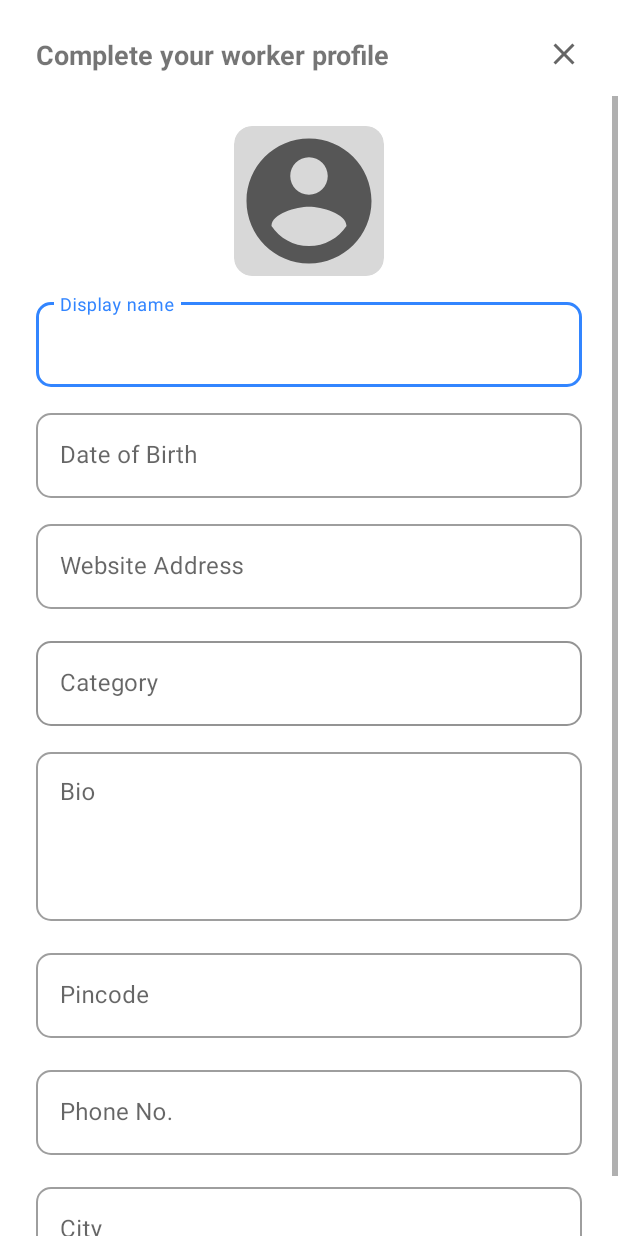
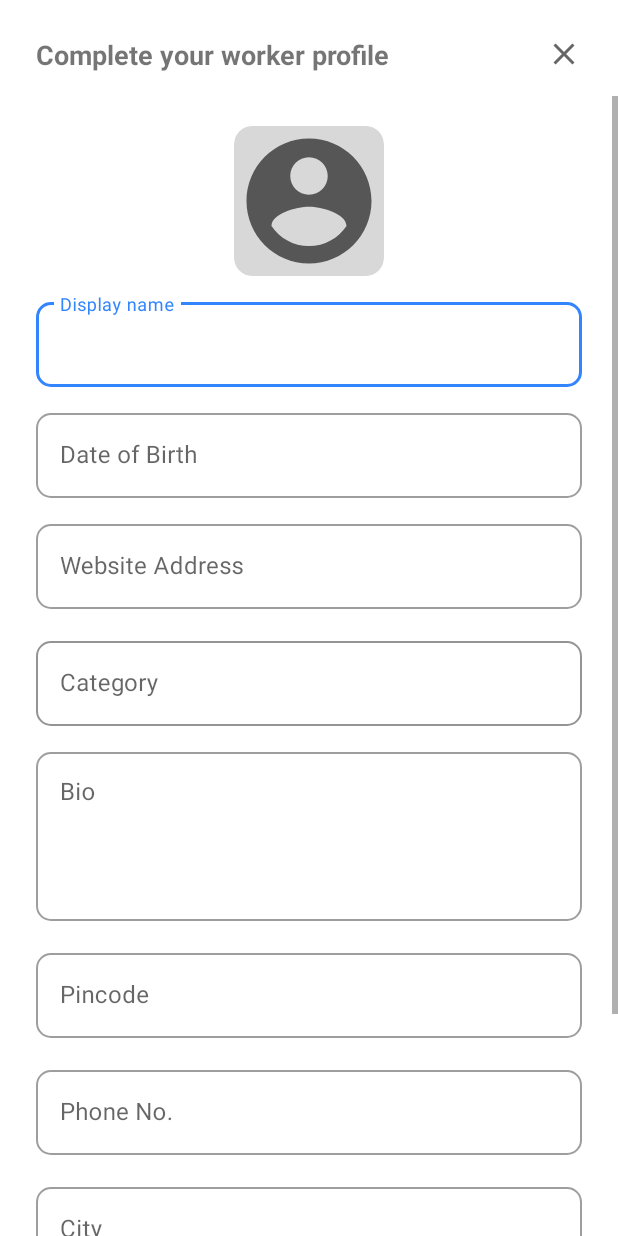
Before and after one commit to FayazRafeek/Serviceio_User, an Android app: the WorkerProfileCreateActivity screen opened directly, with no data from a screen before it, on a phone screen of 412 x 824 dp. Run offline under Robolectric (Android 15) with nearby library versions, the phone set to English and light mode, and no system bars; our stand-ins replace Firebase (no records; nobody signed in at launch, a user with empty details on screens opened directly).

Commit message:
Final Submission #10

```diff
--- a/app/src/main/java/com/anghar/serviceio/Model/Repository/UserAuthRepo.java
+++ b/app/src/main/java/com/anghar/serviceio/Model/Repository/UserAuthRepo.java
@@ -45,7 +45,6 @@ public class UserAuthRepo {
     public LiveData<BasicResponse> startUserRegister(String name,String email,String password, String phone) {
 
         BasicResponse resp = new BasicResponse("LOADING");
-
         MutableLiveData<BasicResponse> regLive = new MutableLiveData<>(resp);
 
         firebaseAuth.createUserWithEmailAndPassword(email,password)
--- a/app/src/main/java/com/anghar/serviceio/View/Activity/WorkDetailActivity.java
+++ b/app/src/main/java/com/anghar/serviceio/View/Activity/WorkDetailActivity.java
@@ -255,8 +255,7 @@ public class WorkDetailActivity extends AppCompatActivity implements InterestAda
                             updateUi();
                         }
                     }
-                })
-        ;
+                });
     }
 
     @Override
--- a/app/src/main/java/com/anghar/serviceio/View/Activity/WorkerProfileCreateActivity.java
+++ b/app/src/main/java/com/anghar/serviceio/View/Activity/WorkerProfileCreateActivity.java
@@ -74,6 +74,13 @@ public class WorkerProfileCreateActivity extends AppCompatActivity implements Se
             @Override
             public void onClick(View view) {
                 gatherData();
+            }
+        });
+
+        binding.closeBtn.setOnClickListener(new View.OnClickListener() {
+            @Override
+            public void onClick(View view) {
+                finish();
             }
         });
     }
@@ -208,7 +215,6 @@ public class WorkerProfileCreateActivity extends AppCompatActivity implements Se
                         }
                     }
                 });
-
     }
 
     void uploadData(Worker worker){
--- a/app/src/main/java/com/anghar/serviceio/View/Fragment/HomeFragment.java
+++ b/app/src/main/java/com/anghar/serviceio/View/Fragment/HomeFragment.java
@@ -108,7 +108,7 @@ public class HomeFragment extends Fragment implements CategoryAdapter.CategoryAc
 
     void fetchCategories(){
 
-        FirebaseFirestore.getInstance().collection("Category")
+        FirebaseFirestore.getInstance().collection("Category").limit(6)
                 .get().addOnCompleteListener(new OnCompleteListener<QuerySnapshot>() {
             @Override
             public void onComplete(@NonNull Task<QuerySnapshot> task) {
--- a/app/src/main/java/com/anghar/serviceio/View/Fragment/ProfileFragment.java
+++ b/app/src/main/java/com/anghar/serviceio/View/Fragment/ProfileFragment.java
@@ -176,9 +176,13 @@ public class ProfileFragment extends Fragment {
     }
 
     void startSwitching(){
+
         userType = AppSingleton.getINSTANCE().getUserType();
+
         if(userType.equals("USER")){
+
             AppSingleton.getINSTANCE().setUserType("WORKER");
+
             Toast.makeText(getActivity(), "Switching user to worker...", Toast.LENGTH_SHORT).show();
             new Handler().postDelayed(new Runnable() {
                 @Override
--- a/app/src/main/java/com/anghar/serviceio/View/Fragment/RegisterFragment.java
+++ b/app/src/main/java/com/anghar/serviceio/View/Fragment/RegisterFragment.java
@@ -35,7 +35,6 @@ public class RegisterFragment extends Fragment {
     public void onViewCreated(@NonNull View view, @Nullable Bundle savedInstanceState) {
         super.onViewCreated(view, savedInstanceState);
         authViewModel = new ViewModelProvider(requireActivity()).get(AuthViewModel.class);
-
 
         // Button Click Handles
         binding.loginSwitchBtn.setOnClickListener(new View.OnClickListener() {
--- a/app/src/main/res/layout/activity_auth.xml
+++ b/app/src/main/res/layout/activity_auth.xml
@@ -27,7 +27,7 @@
 
 
         <com.google.android.material.button.MaterialButton
-            android:id="@+id/login_choose_btn"
+            android:id="@+id/register_choose_btn"
             android:layout_width="match_parent"
             android:layout_weight="1"
             android:layout_height="wrap_content"
@@ -39,7 +39,7 @@
             android:text="GET STARTED" />
 
         <com.google.android.material.button.MaterialButton
-            android:id="@+id/register_choose_btn"
+            android:id="@+id/login_choose_btn"
             android:layout_width="match_parent"
             android:layout_weight="1"
             android:layout_height="wrap_content"
--- a/app/src/main/res/layout/activity_worker_prof_create.xml
+++ b/app/src/main/res/layout/activity_worker_prof_create.xml
@@ -31,10 +31,10 @@
     <ScrollView
         android:id="@+id/scroll"
         android:layout_width="match_parent"
-        android:layout_height="wrap_content"
+        android:layout_height="0dp"
         android:layout_marginTop="4dp"
         app:layout_constraintEnd_toEndOf="parent"
-        app:layout_constraintHorizontal_bias="0.0"
+        app:layout_constraintBottom_toBottomOf="parent"
         app:layout_constraintStart_toStartOf="parent"
         app:layout_constraintTop_toBottomOf="@id/close_btn">
 
```
Also changed, not shown: 1 other file.
